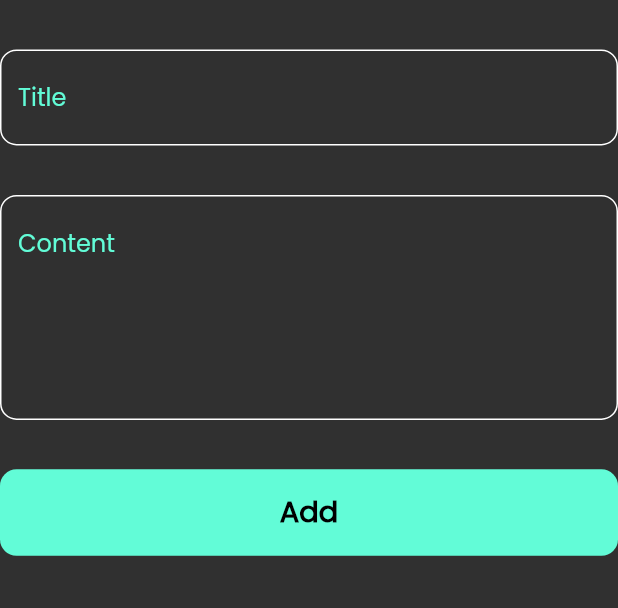
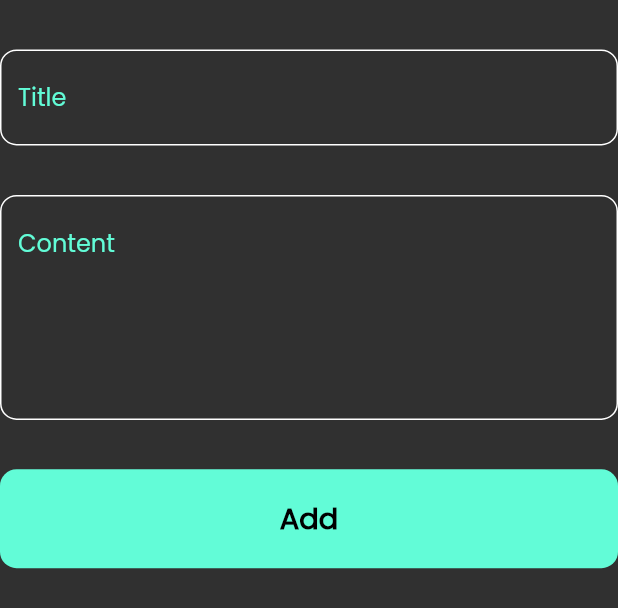
Before and after one commit to YosophAhmed/notesApp, a Flutter app: the AddNoteForm widget shown alone on an empty page, opened directly, on a phone screen of 412 x 824 dp. Shown: the top 608 px of the screen. Run offline on Flutter 3.47's test engine with Material 2 defaults, Android fonts, the phone set to English and light mode, and no system bars; our stand-ins replace hive, hive_flutter, sizer; accounts and stored records are empty.

```diff
--- a/lib/views/widgets/note_bottom_sheet.dart
+++ b/lib/views/widgets/note_bottom_sheet.dart
@@ -67,7 +67,7 @@ class _AddNoteFormState extends State<AddNoteForm> {
           ),
           CustomButton(
             label: 'Add',
-            height: 7.h,
+            height: 8.h,
             onTap: () {
               if (formKey.currentState!.validate()) {
                 formKey.currentState!.save();
```
